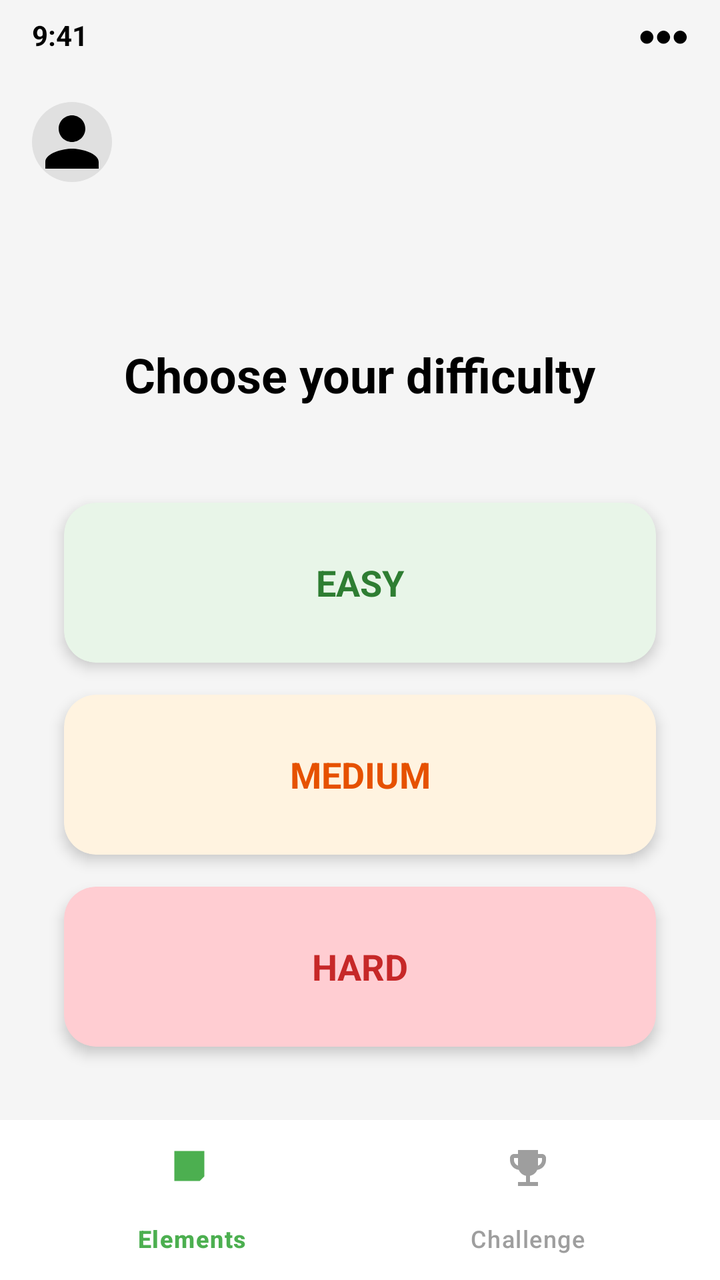
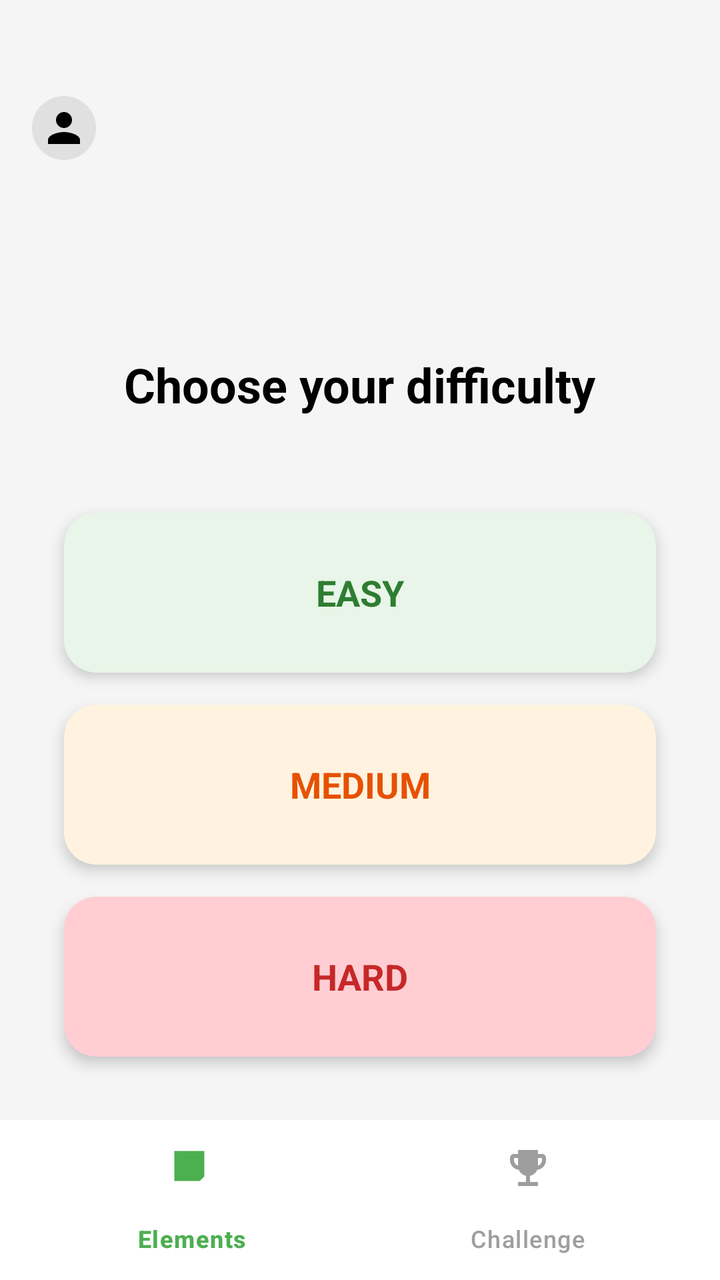

Two renders of the same Android screen: before a commit and after it. Below are the layout's source before the change and the commit's diff.
<!-- AndroidManifest.xml: application theme Theme.Elementia -->
<!-- res/layout/activity_difficulty.xml -->
<?xml version="1.0" encoding="utf-8"?>
<androidx.constraintlayout.widget.ConstraintLayout xmlns:android="http://schemas.android.com/apk/res/android"
    xmlns:app="http://schemas.android.com/apk/res-auto"
    xmlns:tools="http://schemas.android.com/tools"
    android:id="@+id/main"
    android:layout_width="match_parent"
    android:layout_height="match_parent"
    android:background="#F5F5F5"
    tools:context=".activity_difficulty">

    
    <TextView
        android:id="@+id/timeText"
        android:layout_width="wrap_content"
        android:layout_height="wrap_content"
        android:text="9:41"
        android:textSize="14sp"
        android:textStyle="bold"
        android:textColor="@android:color/black"
        app:layout_constraintStart_toStartOf="parent"
        app:layout_constraintTop_toTopOf="parent"
        android:layout_marginStart="16dp"
        android:layout_marginTop="8dp"
        android:contentDescription="Current time" />

    
    <LinearLayout
        android:id="@+id/statusIcons"
        android:layout_width="wrap_content"
        android:layout_height="wrap_content"
        android:orientation="horizontal"
        app:layout_constraintEnd_toEndOf="parent"
        app:layout_constraintTop_toTopOf="parent"
        android:layout_marginEnd="16dp"
        android:layout_marginTop="8dp">

        <TextView
            android:layout_width="wrap_content"
            android:layout_height="wrap_content"
            android:text="●●●"
            android:textStyle="bold"
            android:textColor="@android:color/black" />
    </LinearLayout>

    
    <ImageView
        android:id="@+id/profileIcon"
        android:layout_width="40dp"
        android:layout_height="40dp"
        android:layout_marginStart="16dp"
        android:layout_marginTop="24dp"
        android:background="@drawable/circle_background"
        android:src="@drawable/ic_person"
        app:layout_constraintStart_toStartOf="parent"
        app:layout_constraintTop_toBottomOf="@id/timeText" />

    
    <TextView
        android:id="@+id/titleText"
        android:layout_width="wrap_content"
        android:layout_height="wrap_content"
        android:layout_marginTop="80dp"
        android:text="Choose your difficulty"
        android:textSize="24sp"
        android:textStyle="bold"
        android:textColor="@android:color/black"
        app:layout_constraintEnd_toEndOf="parent"
        app:layout_constraintStart_toStartOf="parent"
        app:layout_constraintTop_toBottomOf="@id/profileIcon" />

    
    <androidx.cardview.widget.CardView
        android:id="@+id/easyCard"
        android:layout_width="0dp"
        android:layout_height="80dp"
        android:layout_marginStart="32dp"
        android:layout_marginEnd="32dp"
        android:layout_marginTop="48dp"
        android:clickable="true"
        android:focusable="true"
        android:foreground="?android:attr/selectableItemBackground"
        app:cardCornerRadius="16dp"
        app:cardElevation="4dp"
        app:cardBackgroundColor="#E8F5E8"
        app:layout_constraintEnd_toEndOf="parent"
        app:layout_constraintStart_toStartOf="parent"
        app:layout_constraintTop_toBottomOf="@id/titleText">

        <TextView
            android:layout_width="match_parent"
            android:layout_height="match_parent"
            android:gravity="center"
            android:text="EASY"
            android:textSize="18sp"
            android:textColor="#2E7D32"
            android:textStyle="bold" />
    </androidx.cardview.widget.CardView>

    
    <androidx.cardview.widget.CardView
        android:id="@+id/mediumCard"
        android:layout_width="0dp"
        android:layout_height="80dp"
        android:layout_marginStart="32dp"
        android:layout_marginEnd="32dp"
        android:layout_marginTop="16dp"
        android:clickable="true"
        android:focusable="true"
        android:foreground="?android:attr/selectableItemBackground"
        app:cardCornerRadius="16dp"
        app:cardElevation="4dp"
        app:cardBackgroundColor="#FFF3E0"
        app:layout_constraintEnd_toEndOf="parent"
        app:layout_constraintStart_toStartOf="parent"
        app:layout_constraintTop_toBottomOf="@id/easyCard">

        <TextView
            android:layout_width="match_parent"
            android:layout_height="match_parent"
            android:gravity="center"
            android:text="MEDIUM"
            android:textSize="18sp"
            android:textColor="#E65100"
            android:textStyle="bold" />
    </androidx.cardview.widget.CardView>

    
    <androidx.cardview.widget.CardView
        android:id="@+id/hardCard"
        android:layout_width="0dp"
        android:layout_height="80dp"
        android:layout_marginStart="32dp"
        android:layout_marginEnd="32dp"
        android:layout_marginTop="16dp"
        android:clickable="true"
        android:focusable="true"
        android:foreground="?android:attr/selectableItemBackground"
        app:cardCornerRadius="16dp"
        app:cardElevation="4dp"
        app:cardBackgroundColor="#FFCDD2"
        app:layout_constraintEnd_toEndOf="parent"
        app:layout_constraintStart_toStartOf="parent"
        app:layout_constraintTop_toBottomOf="@id/mediumCard">

        <TextView
            android:layout_width="match_parent"
            android:layout_height="match_parent"
            android:gravity="center"
            android:text="HARD"
            android:textSize="18sp"
            android:textColor="#C62828"
            android:textStyle="bold" />
    </androidx.cardview.widget.CardView>

    
    <com.google.android.material.bottomnavigation.BottomNavigationView
        android:id="@+id/bottomNavigationView"
        android:layout_width="match_parent"
        android:layout_height="wrap_content"
        android:background="@android:color/white"
        app:layout_constraintBottom_toBottomOf="parent"
        app:layout_constraintStart_toStartOf="parent"
        app:layout_constraintEnd_toEndOf="parent"
        app:menu="@menu/bottom_nav_menu"
        app:itemIconTint="@color/bottom_nav_color_selector"
        app:itemTextColor="@color/bottom_nav_color_selector"
        app:labelVisibilityMode="labeled" />

</androidx.constraintlayout.widget.ConstraintLayout>
<!-- resources referenced by this layout -->
<resources>
  <!-- drawable circle_background (drawable) -->
  <?xml version="1.0" encoding="utf-8"?>
  <shape xmlns:android="http://schemas.android.com/apk/res/android"
      android:shape="oval">
      <solid android:color="#E0E0E0" />
  </shape>
  <!-- drawable ic_person (drawable) -->
  <?xml version="1.0" encoding="utf-8"?>
  <vector xmlns:android="http://schemas.android.com/apk/res/android"
      android:width="24dp"
      android:height="24dp"
      android:viewportWidth="24"
      android:viewportHeight="24">
      <path
          android:fillColor="#FF000000"
          android:pathData="M12,12c2.21,0 4,-1.79 4,-4s-1.79,-4 -4,-4 -4,1.79 -4,4 1.79,4 4,4zM12,14c-2.67,0 -8,1.34 -8,4v2h16v-2c0,-2.66 -5.33,-4 -8,-4z" />
  </vector>
  <style name="Theme.Elementia" parent="Base.Theme.Elementia" />
  <style name="Base.Theme.Elementia" parent="Theme.Material3.DayNight.NoActionBar">
          
          
      </style>
</resources>

<!-- the commit's change to res/layout/activity_difficulty.xml (unified diff, before → after) -->
@@ -9,19 +9,6 @@
     tools:context=".activity_difficulty">
 
     
-    <TextView
-        android:id="@+id/timeText"
-        android:layout_width="wrap_content"
-        android:layout_height="wrap_content"
-        android:text="9:41"
-        android:textSize="14sp"
-        android:textStyle="bold"
-        android:textColor="@android:color/black"
-        app:layout_constraintStart_toStartOf="parent"
-        app:layout_constraintTop_toTopOf="parent"
-        android:layout_marginStart="16dp"
-        android:layout_marginTop="8dp"
-        android:contentDescription="Current time" />
 
     
     <LinearLayout
@@ -32,27 +19,35 @@
         app:layout_constraintEnd_toEndOf="parent"
         app:layout_constraintTop_toTopOf="parent"
         android:layout_marginEnd="16dp"
-        android:layout_marginTop="8dp">
+        android:layout_marginTop="8dp"/>
 
-        <TextView
-            android:layout_width="wrap_content"
-            android:layout_height="wrap_content"
-            android:text="●●●"
-            android:textStyle="bold"
-            android:textColor="@android:color/black" />
+    <LinearLayout
+        android:id="@+id/headerLayout"
+        android:layout_width="match_parent"
+        android:layout_height="wrap_content"
+        android:layout_marginTop="32dp"
+        android:orientation="horizontal"
+        android:padding="16dp"
+        app:layout_constraintTop_toTopOf="parent"
+        tools:layout_editor_absoluteX="0dp">
+
+        <ImageView
+            android:id="@+id/profileImage"
+            android:layout_width="32dp"
+            android:layout_height="32dp"
+            android:background="@drawable/circle_background"
+            android:contentDescription="Profile"
+            android:padding="4dp"
+            android:src="@drawable/ic_person" />
+
+        <View
+            android:layout_width="0dp"
+            android:layout_height="0dp"
+            android:layout_weight="1" />
+
     </LinearLayout>
 
     
-    <ImageView
-        android:id="@+id/profileIcon"
-        android:layout_width="40dp"
-        android:layout_height="40dp"
-        android:layout_marginStart="16dp"
-        android:layout_marginTop="24dp"
-        android:background="@drawable/circle_background"
-        android:src="@drawable/ic_person"
-        app:layout_constraintStart_toStartOf="parent"
-        app:layout_constraintTop_toBottomOf="@id/timeText" />
 
     
     <TextView
@@ -61,14 +56,13 @@
         android:layout_height="wrap_content"
         android:layout_marginTop="80dp"
         android:text="Choose your difficulty"
+        android:textColor="@android:color/black"
         android:textSize="24sp"
         android:textStyle="bold"
-        android:textColor="@android:color/black"
         app:layout_constraintEnd_toEndOf="parent"
         app:layout_constraintStart_toStartOf="parent"
-        app:layout_constraintTop_toBottomOf="@id/profileIcon" />
+        app:layout_constraintTop_toBottomOf="@+id/headerLayout" />
 
-    
     <androidx.cardview.widget.CardView
         android:id="@+id/easyCard"
         android:layout_width="0dp"
